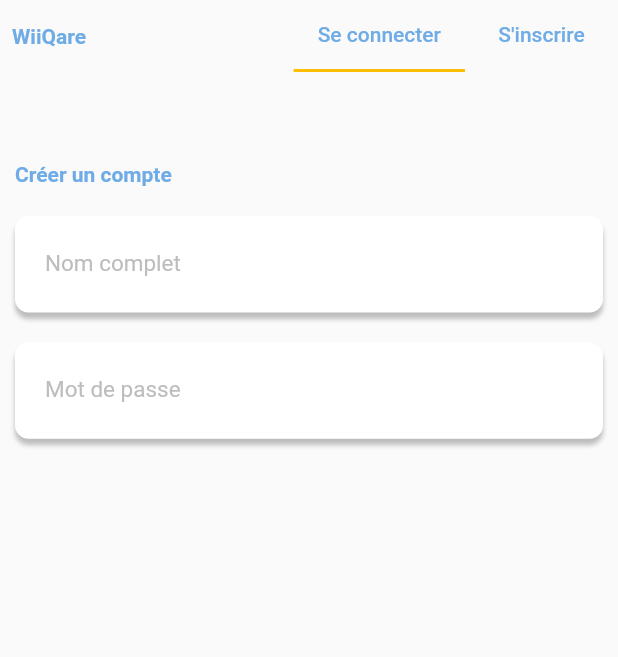
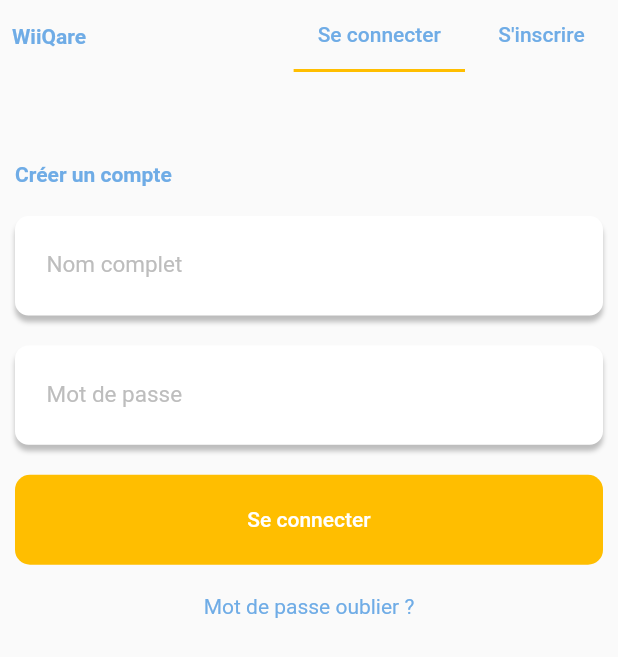
Before and after one commit to chizakasipascal/wiiqare_draft, a Flutter app: the screen it shows after launch, on a phone screen of 412 x 824 dp. Shown: the top 657 px of the screen. Run offline on Flutter 3.47's test engine with Material 2 defaults, Android fonts, the phone set to English and light mode, and no system bars.

Commit message:
login implementation partiel

```diff
--- a/lib/views/tabs/login.dart
+++ b/lib/views/tabs/login.dart
@@ -8,12 +8,22 @@ class Login extends StatefulWidget {
 }
 
 class _LoginState extends State<Login> {
+  bool isSelectWiki = false;
+
+  @override
+  void initState() {
+    super.initState();
+    isSelectWiki = false;
+  }
+
   @override
   Widget build(BuildContext context) {
     return Padding(
       padding: const EdgeInsets.symmetric(horizontal: 10.0, vertical: 10.0),
+      child: SingleChildScrollView(
+        physics: BouncingScrollPhysics(),
         child: Column(
-        mainAxisAlignment: MainAxisAlignment.start,
+          mainAxisAlignment: MainAxisAlignment.center,
           crossAxisAlignment: CrossAxisAlignment.start,
           children: [
             SizedBox(height: 50.0),
@@ -31,8 +41,12 @@ class _LoginState extends State<Login> {
               decoration: BoxDecoration(
                 color: White,
                 borderRadius: BorderRadius.circular(9),
+                border: Border.all(
+                  color: isSelectWiki ? Yello : Colors.transparent,
+                ),
                 boxShadow: [
-                BoxShadow(color: HintText, offset: Offset(0, 4), blurRadius: 2),
+                  BoxShadow(
+                      color: HintText, offset: Offset(0, 4), blurRadius: 2),
                 ],
               ),
               child: wikiText(
@@ -46,14 +60,33 @@ class _LoginState extends State<Login> {
               decoration: BoxDecoration(
                 color: White,
                 borderRadius: BorderRadius.circular(9),
+                border: Border.all(
+                  color: isSelectWiki ? Yello : Colors.transparent,
+                ),
                 boxShadow: [
-                BoxShadow(color: HintText, offset: Offset(0, 4), blurRadius: 2),
+                  BoxShadow(
+                      color: HintText, offset: Offset(0, 4), blurRadius: 2),
                 ],
               ),
               child: wikiText(
-                hint: 'Mot de passe', label: 'Mot de passe', isPassword: true),
+                hint: 'Mot de passe',
+                label: 'Mot de passe',
+                isPassword: true,
               ),
+            ),
+            SizedBox(height: 20.0),
+            SizedBox(
+              height: 60,
+              child: WikiButtom(),
+            ),
+            SizedBox(height: 20.0),
+            Center(
+                child: Text(
+              "Mot de passe oublier ?",
+              style: TextStyle(color: BlueText),
+            )),
           ],
+        ),
       ),
     );
   }
--- a/lib/views/widgets/widgets.dart
+++ b/lib/views/widgets/widgets.dart
@@ -1 +1,2 @@
 export 'wikiText.dart';
+export 'wikiButtom.dart';
--- /dev/null
+++ b/lib/views/widgets/wikiButtom.dart
@@ -0,0 +1,28 @@
+import 'package:flutter/material.dart';
+import 'package:wiiqare/utils/colors.dart';
+
+class WikiButtom extends StatelessWidget {
+  const WikiButtom({
+    Key key,
+  }) : super(key: key);
+
+  @override
+  Widget build(BuildContext context) {
+    return FlatButton(
+      shape: RoundedRectangleBorder(
+        //side: BorderSide(color: Theme.of(context).primaryColor),
+        borderRadius: BorderRadius.circular(10.0),
+      ),
+      color: Yello,
+      onPressed: () {},
+      child: Center(
+        child: Text(
+          "Se connecter",
+          style: TextStyle(
+            color: White,
+          ),
+        ),
+      ),
+    );
+  }
+}
```
Lines whose indentation alone changed are shown as unchanged.
